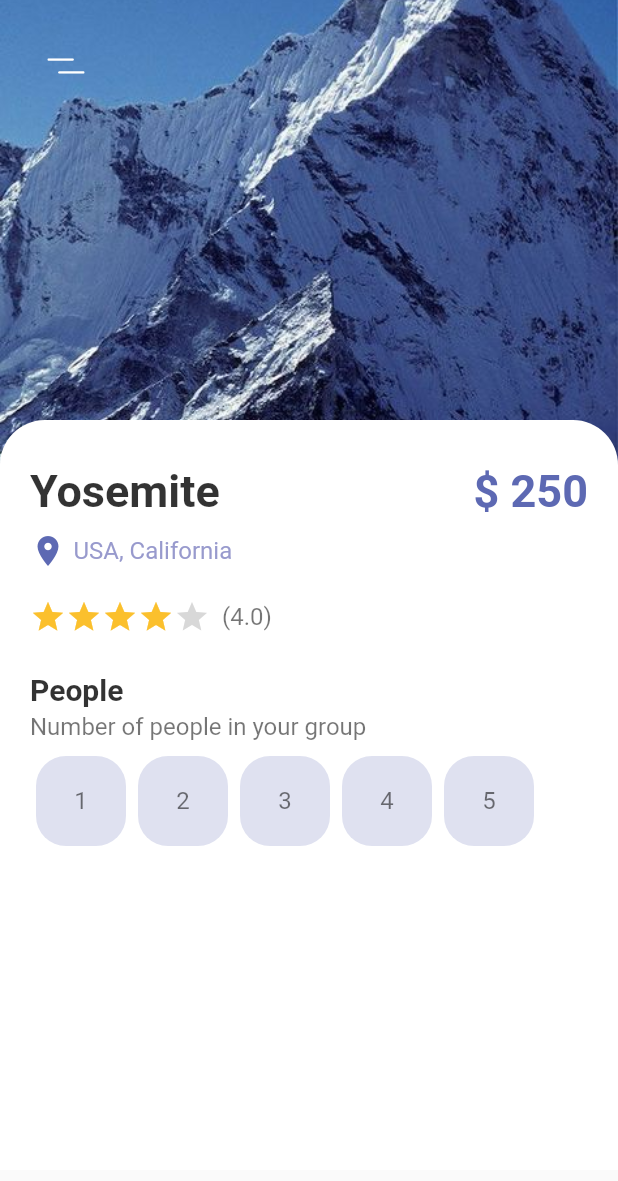
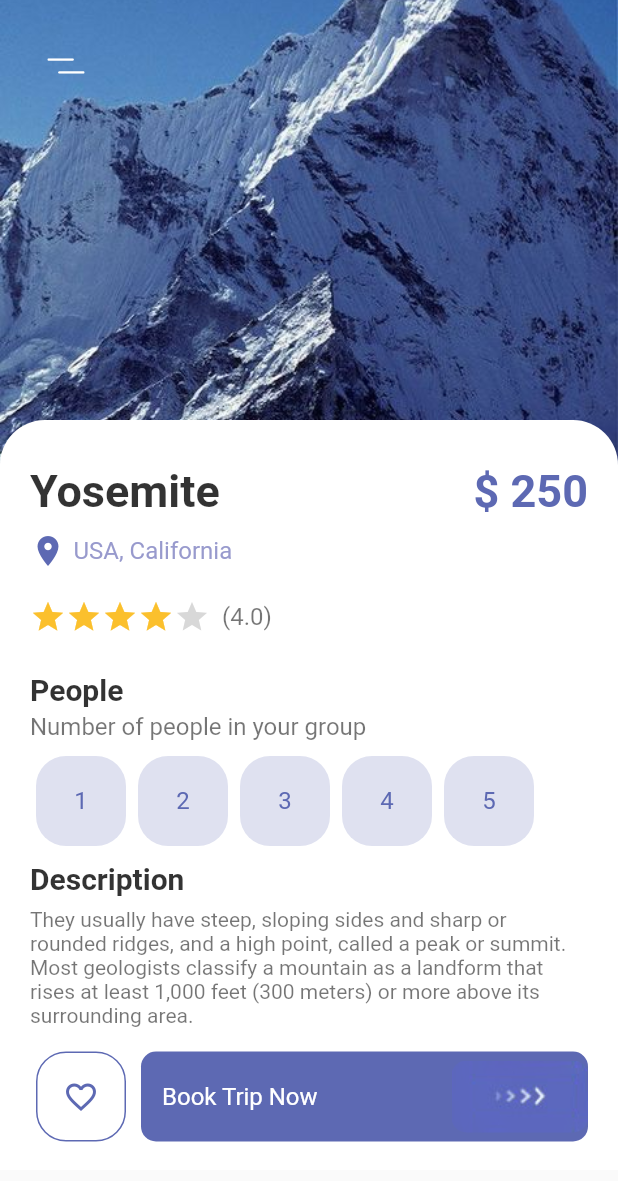
Before and after one commit to VikramNaik26/adventure-app, a Flutter app: the screen it shows after launch, on a phone screen of 412 x 824 dp. Shown: the top 1181 px of the screen. Run offline on Flutter 3.47's test engine with Material 2 defaults, Android fonts, the phone set to English and light mode, and no system bars; our stand-ins replace flutter_svg.

Commit message:
detail page

```diff
--- a/lib/pages/details_page.dart
+++ b/lib/pages/details_page.dart
@@ -1,6 +1,7 @@
 import 'package:adventure_app/widgets/app_button.dart';
 import 'package:adventure_app/widgets/app_large_text.dart';
 import 'package:adventure_app/widgets/app_text.dart';
+import 'package:adventure_app/widgets/responsive_button.dart';
 import 'package:flutter/material.dart';
 import 'package:flutter_svg/flutter_svg.dart';
 
@@ -13,14 +14,17 @@
 
 class _DetailsPagesState extends State<DetailsPages> {
   final int gottenStar = 4;
+  int selectedIndex = -1;
 
   @override
   Widget build(BuildContext context) {
     return SafeArea(
       child: Scaffold(
-        body: SizedBox(
+        body: SingleChildScrollView(
+          scrollDirection: Axis.vertical,
+          child: SizedBox(
             width: double.maxFinite,
-          height: double.maxFinite,
+            height: MediaQuery.of(context).size.height + 50,
             child: Stack(
               children: [
                 Positioned(
@@ -52,7 +56,8 @@
                 Positioned(
                   top: 280,
                   child: Container(
-                  padding: const EdgeInsets.only(left: 20, right: 20, top: 30),
+                    padding:
+                        const EdgeInsets.only(left: 20, right: 20, top: 30),
                     width: MediaQuery.of(context).size.width,
                     height: 500,
                     decoration: const BoxDecoration(
@@ -140,15 +145,66 @@
                           children: List.generate(
                             5,
                             (index) {
-                            return AppButton(
-                              index: index,
-                              color: const Color(0xff5D69B3),
-                              backgroundColor:
-                                  const Color(0xff5D69B3).withOpacity(.2),
+                              return InkWell(
+                                onTap: () {
+                                  setState(() {
+                                    selectedIndex = index;
+                                  });
+                                },
+                                child: AppButton(
+                                  color: selectedIndex == index
+                                      ? Colors.white
+                                      : const Color(0xff5D69B3),
+                                  backgroundColor: selectedIndex == index
+                                      ? Colors.black
+                                      : const Color(0xff5D69B3).withOpacity(.2),
+                                  text: (index + 1).toString(),
+                                ),
                               );
                             },
                           ),
-                      )
+                        ),
+                        const SizedBox(
+                          height: 10,
+                        ),
+                        AppLargeText(
+                          text: 'Description',
+                          color: Colors.black.withOpacity(.8),
+                          size: 20,
+                        ),
+                        const SizedBox(
+                          height: 8,
+                        ),
+                        const AppText(
+                          text:
+                              'They usually have steep, sloping sides and sharp or rounded ridges, and a high point, called a peak or summit. Most geologists classify a mountain as a landform that rises at least 1,000 feet (300 meters) or more above its surrounding area.',
+                          color: Colors.black54,
+                          size: 14,
+                        ),
+                        const SizedBox(
+                          height: 16,
+                        ),
+                        Row(
+                          children: [
+                            AppButton(
+                              size: 60,
+                              backgroundColor: Colors.white,
+                              color: const Color(0xff5D69B3),
+                              borderColor: const Color(0xff5D69B3),
+                              isIcon: true,
+                              icon: Icons.favorite_border,
+                            ),
+                            const SizedBox(
+                              width: 6,
+                            ),
+                            const ResponsiveButton(
+                              isResponsive: true,
+                            ),
+                          ],
+                        ),
+                        const SizedBox(
+                          height: 18,
+                        ),
                       ],
                     ),
                   ),
@@ -157,6 +213,7 @@
             ),
           ),
         ),
+      ),
     );
   }
 }
--- a/lib/widgets/app_button.dart
+++ b/lib/widgets/app_button.dart
@@ -2,20 +2,24 @@
 import 'package:flutter/material.dart';
 
 class AppButton extends StatelessWidget {
-  const AppButton({
+  AppButton({
     super.key,
-    this.index,
     this.color,
     this.size = 60,
     this.borderColor,
     required this.backgroundColor,
+    this.text,
+    this.icon,
+    this.isIcon = false,
   });
 
   final Color? color;
   final double? size;
-  final int? index;
   final Color? borderColor;
   final Color backgroundColor;
+  final String? text;
+  IconData? icon;
+  bool? isIcon;
 
   @override
   Widget build(BuildContext context) {
@@ -31,11 +35,16 @@
           color: borderColor ?? Colors.transparent,
         ),
       ),
-      child: Center(
-        child: AppText(
-          text: (index! + 1).toString(),
-        ),
-      ),
+      child: isIcon == false
+          ? Center(
+              child: AppText(
+                text: text!,
+                color: color ?? Colors.white,
+              ),
+            )
+          : Center(
+              child: Icon(icon, color: color),
+            ),
     );
   }
 }
--- a/lib/widgets/responsive_button.dart
+++ b/lib/widgets/responsive_button.dart
@@ -1,3 +1,4 @@
+import 'package:adventure_app/widgets/app_text.dart';
 import 'package:flutter/material.dart';
 
 class ResponsiveButton extends StatelessWidget {
@@ -12,7 +13,8 @@
 
   @override
   Widget build(BuildContext context) {
-    return Container(
+    return Flexible(
+      child: Container(
         width: width,
         height: 60,
         decoration: BoxDecoration(
@@ -20,14 +22,26 @@
           color: const Color(0xff5D69B3),
         ),
         child: Row(
-        mainAxisAlignment: MainAxisAlignment.center,
+          mainAxisAlignment: isResponsive
+              ? MainAxisAlignment.spaceBetween
+              : MainAxisAlignment.center,
           children: [
+            isResponsive
+                ? Container(
+                    margin: const EdgeInsets.symmetric(horizontal: 14),
+                    child: const AppText(
+                      text: 'Book Trip Now',
+                      color: Colors.white,
+                    ),
+                  )
+                : Container(),
             ClipRRect(
               borderRadius: const BorderRadius.all(Radius.circular(10)),
               child: Image.asset('assets/images/button-one.png'),
             ),
           ],
         ),
+      ),
     );
   }
 }
```
Lines whose indentation alone changed are shown as unchanged.
